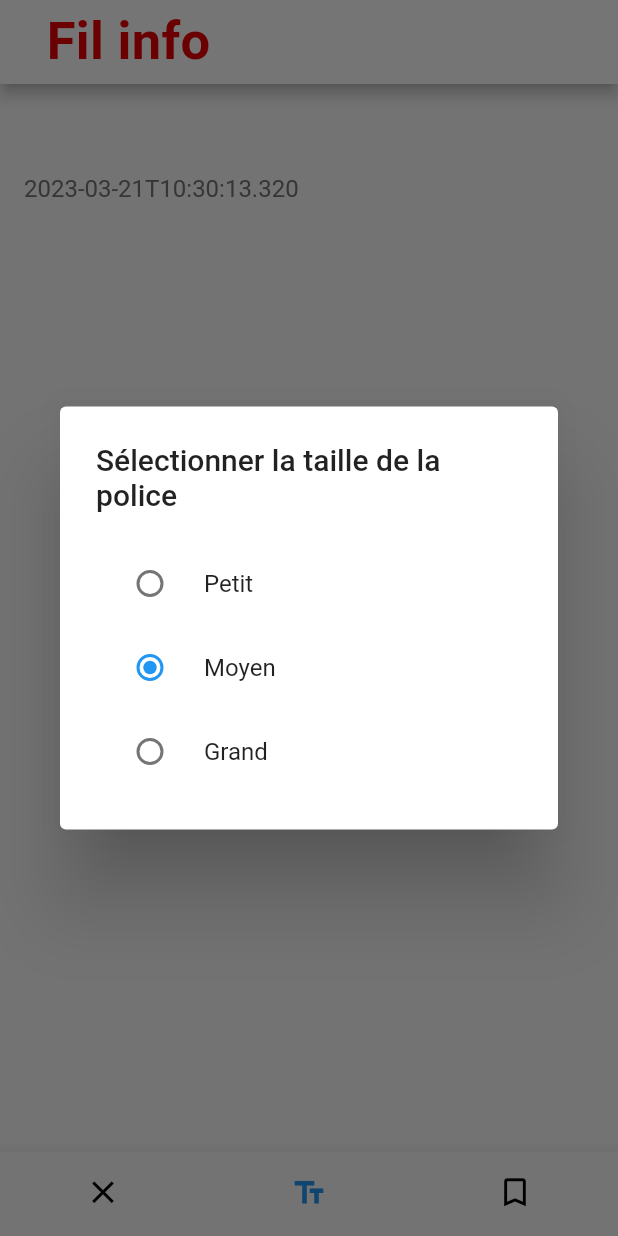
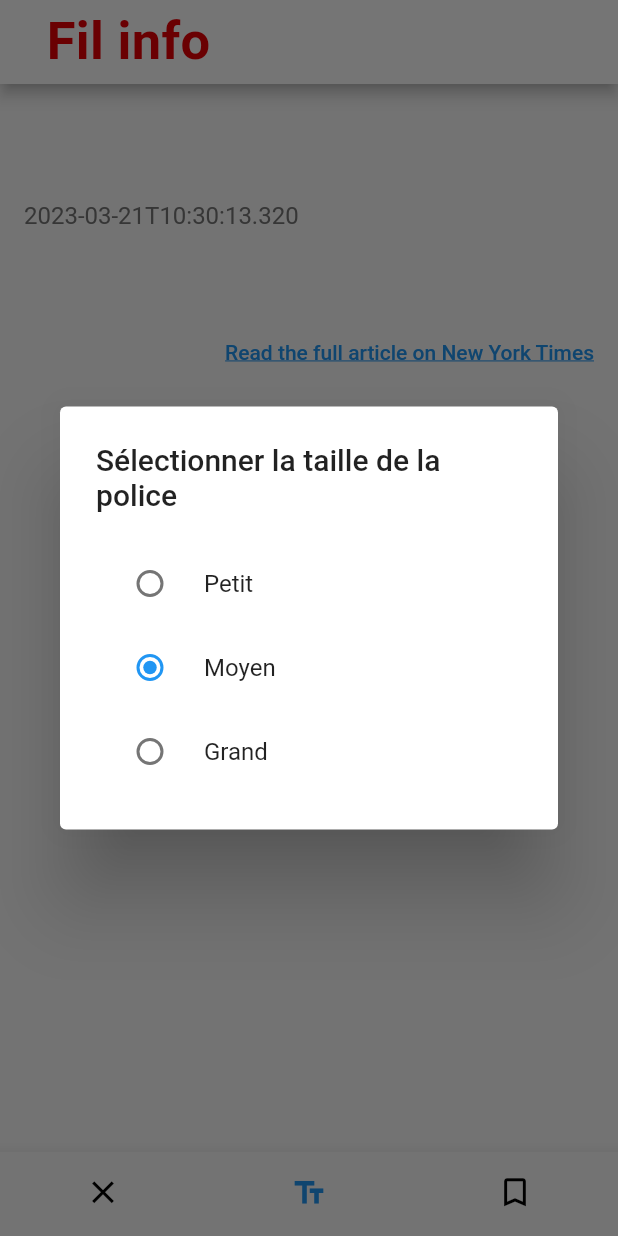
Before and after one commit to Nastiakor/Liberation_resume_app, a Flutter app: the ArticlePage screen opened directly with empty values, item 2 of the bottom bar chosen, on a phone screen of 412 x 824 dp. Run offline on Flutter 3.47's test engine with Material 2 defaults, Android fonts, the phone set to English and light mode, and no system bars; our stand-ins replace google_fonts; missing offline and left inert: flutter_launcher_icons, flutter_web_browser; project files that could hold a hidden picture were left out.

Commit message:
Fil info almost finish

```diff
--- a/lib/views/newsFeed.dart
+++ b/lib/views/newsFeed.dart
@@ -5,6 +5,12 @@ import 'package:http/http.dart' as http;
 import 'package:url_launcher/url_launcher.dart';
 import 'package:cv_flutter_libe/Controllers/bottomNavigationBar.dart';
 import 'package:cv_flutter_libe/Controllers/BottomBarArticle.dart';
+import 'package:flutter/services.dart';
+import 'package:flutter_web_browser/flutter_web_browser.dart';
+import 'package:google_fonts/google_fonts.dart';
+import 'package:intl/intl.dart';
+
+const titleColor = Color(0XFFE60004);
 
 void main() => runApp(NYTAPI());
 
@@ -27,6 +33,12 @@ class _NYTAPIState extends State<NYTAPI> {
     if (response.statusCode == 200) {
       setState(() {
         _articles = json.decode(response.body)["results"];
+        // sort the articles by date of update
+        _articles.sort((a, b) {
+          DateTime aUpdated = DateTime.parse(a['updated']);
+          DateTime bUpdated = DateTime.parse(b['updated']);
+          return bUpdated.compareTo(aUpdated); // sort in descending order
+        });
       });
     } else {
       throw Exception('Failed to fetch articles');
@@ -49,8 +61,16 @@ class _NYTAPIState extends State<NYTAPI> {
                 ? ListView.builder(
                 itemCount: _articles.length,
                 itemBuilder: (BuildContext context, int index) {
-            var updated =
-            _articles[index]['updated'].toString().substring(11, 16);
+            // get the updated date and time of the article
+            DateTime updatedDateTime = DateTime.parse(_articles[index]['updated']);
+        DateTime now = DateTime.now();
+    String updated = (updatedDateTime.year == now.year &&
+        updatedDateTime.month == now.month &&
+        updatedDateTime.day == now.day)
+        ? DateFormat('HH:mm').format(updatedDateTime)
+        : DateFormat('dd MMMM').format(updatedDateTime);
+
+    // build the article item using the sorted data
     return InkWell(
         onTap: () async {
           Navigator.push(
@@ -96,18 +116,20 @@ class _NYTAPIState extends State<NYTAPI> {
       children: [
         Text(
             _articles[index]['title'],
-                            style: TextStyle(
-                              fontWeight: FontWeight.bold,
-                              fontSize: 18,
-                            ),
+            style: GoogleFonts.encodeSansCondensed(
+                textStyle: TextStyle(
+                    fontWeight: FontWeight.w800,
+                    color: Colors.black,
+                    fontSize: 20,
+                    letterSpacing: 0.5))
         ),
         SizedBox(height: 5),
         Text(
           _articles[index]['nytdsection'],
           style: TextStyle(
-                              color: Colors.grey[600],
               fontWeight: FontWeight.bold,
-                            ),
+              color: Colors.black45,
+              fontSize: 13),
         ),
         SizedBox(height: 10),
         Divider(
@@ -129,6 +151,7 @@ class _NYTAPIState extends State<NYTAPI> {
     );
   }
 }
+
 class ArticlePage extends StatelessWidget {
   final Map<String, dynamic> article;
 
@@ -138,7 +161,7 @@ class ArticlePage extends StatelessWidget {
   Widget build(BuildContext context) {
     String? imageUrl;
     if (article['media'] != null && article['media'].isNotEmpty) {
-      imageUrl = article['media'][0]['media-metadata'][0]['url'];
+      imageUrl = article['media'][0]['media-metadata'][2]['url'];
     }
     return Scaffold(
       appBar: MyAppBarFeed(),
@@ -150,11 +173,25 @@ class ArticlePage extends StatelessWidget {
           Padding(
             padding: const EdgeInsets.symmetric(horizontal: 16),
             child: Text(
+                article['section'] ?? '',
+                style: GoogleFonts.encodeSansCondensed(
+                    textStyle: TextStyle(
+                        fontWeight: FontWeight.w800,
+                        color: titleColor,
+                        fontSize: 20,
+                        letterSpacing: 0.6))
+            ),
+          ),
+          Padding(
+            padding: const EdgeInsets.symmetric(horizontal: 16),
+            child: Text(
                 article['title'] ?? '',
-                style: TextStyle(
-                  fontSize: 24,
-                  fontWeight: FontWeight.bold,
-                ),
+                style: GoogleFonts.encodeSansCondensed(
+                    textStyle: TextStyle(
+                        fontWeight: FontWeight.w800,
+                        color: Colors.black,
+                        fontSize: 20,
+                        letterSpacing: 0.5))
             ),
           ),
           SizedBox(height: 16),
@@ -172,9 +209,9 @@ class ArticlePage extends StatelessWidget {
             padding: const EdgeInsets.symmetric(horizontal: 16),
             child: Text(
                 article['abstract'] ?? '',
-                style: TextStyle(
-                  fontSize: 18,
-                ),
+                style: GoogleFonts.tinos(
+                    textStyle: TextStyle(
+                        color: Colors.black, fontSize: 18, letterSpacing: 0.6))
             ),
           ),
           Padding(
@@ -193,6 +230,45 @@ class ArticlePage extends StatelessWidget {
       width: double.infinity,
       fit: BoxFit.cover,
     ),
+    TextButton(
+    onPressed: () async {
+    String articleUrl = article['url'];
+    await FlutterWebBrowser.openWebPage(
+    url: articleUrl,
+    customTabsOptions: CustomTabsOptions(
+    colorScheme: CustomTabsColorScheme.dark,
+    toolbarColor: Theme.of(context).primaryColor,
+    secondaryToolbarColor: Theme.of(context).accentColor,
+    navigationBarColor: Theme.of(context).backgroundColor,
+    addDefaultShareMenuItem: true,
+    instantAppsEnabled: true,
+    showTitle: true,
+      urlBarHidingEnabled: true,
+    ),
+      safariVCOptions: SafariViewControllerOptions(
+        barCollapsingEnabled: true,
+        preferredBarTintColor: Theme.of(context).primaryColor,
+        preferredControlTintColor: Theme.of(context).accentColor,
+        dismissButtonStyle: SafariViewControllerDismissButtonStyle.close,
+        modalPresentationCapturesStatusBarAppearance: true,
+      ),
+    );
+    },
+      child: Padding(
+        padding: const EdgeInsets.all(8.0),
+        child: Align(
+          alignment: Alignment.centerRight,
+          child: Text(
+            'Read the full article on New York Times',
+            style: TextStyle(
+              color: Colors.blue,
+              decoration: TextDecoration.underline,
+            ),
+          ),
+        ),
+      ),
+
+    ),
               ],
           ),
       ),
--- a/pubspec.yaml
+++ b/pubspec.yaml
@@ -40,6 +40,8 @@ dependencies:
   http: ^0.13.5
   cached_network_image: ^3.2.0
   url_launcher: ^6.1.10
+  flutter_web_browser: ^0.16.0
+  intl: ^0.17.0
 
 dev_dependencies:
   flutter_test:
```
Also changed, not shown: pubspec.lock. Lines whose indentation alone changed are shown as unchanged.
